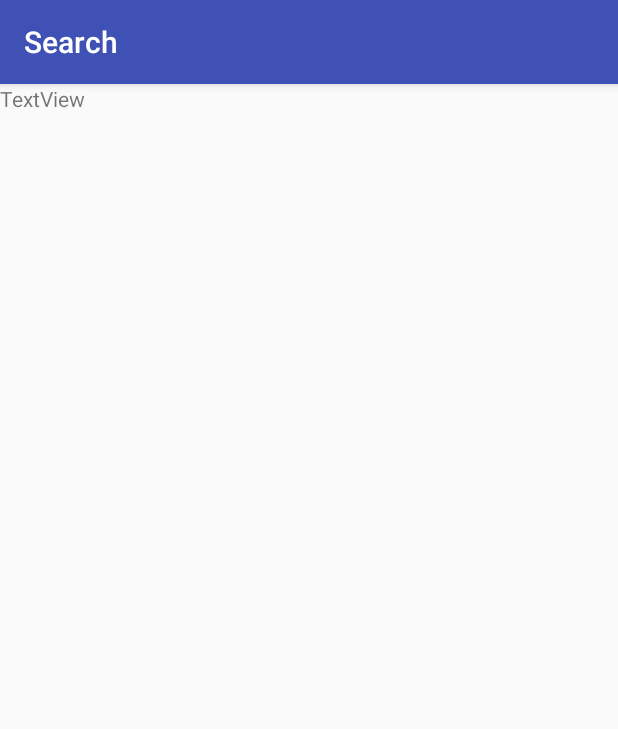
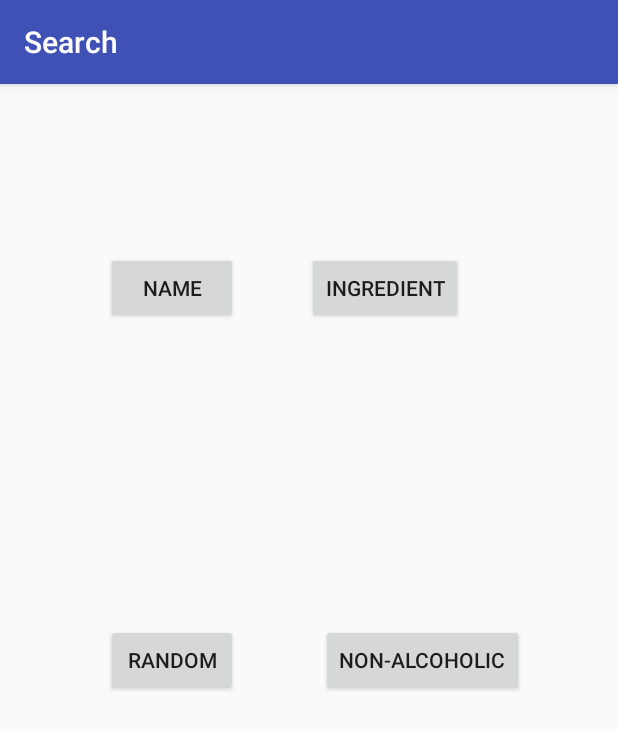
Before and after one commit to ryankwteo/MP7, an Android app: the SearchActivity screen opened directly, with no data from a screen before it, on a phone screen of 412 x 824 dp. Shown: the top 729 px of the screen. Run offline under Robolectric (Android 15) with nearby library versions, the phone set to English and light mode, and no system bars; our stand-ins replace Volley.

Commit message:
Added stuff that doesn't work.

```diff
--- a/app/build.gradle
+++ b/app/build.gradle
@@ -25,4 +25,6 @@ dependencies {
     testImplementation 'junit:junit:4.12'
     androidTestImplementation 'com.android.support.test:runner:1.0.1'
     androidTestImplementation 'com.android.support.test.espresso:espresso-core:3.0.1'
+    implementation 'com.android.volley:volley:1.0.0'
+    implementation 'com.google.code.gson:gson:2.8.1'
 }
--- a/app/src/main/res/layout/activity_cocktail.xml
+++ b/app/src/main/res/layout/activity_cocktail.xml
@@ -43,7 +43,7 @@
         app:layout_constraintVertical_bias="0.152" />
 
     <TextView
-        android:id="@+id/textView4"
+        android:id="@+id/instructionsCocktail"
         android:layout_width="245dp"
         android:layout_height="72dp"
         android:text="Instruction : "
--- a/app/src/main/res/layout/activity_search.xml
+++ b/app/src/main/res/layout/activity_search.xml
@@ -5,9 +5,48 @@
     android:layout_width="match_parent"
     android:layout_height="match_parent">
 
-    <TextView
-        android:id="@+id/textView"
+    <Button
+        android:id="@+id/nameSearch"
         android:layout_width="wrap_content"
         android:layout_height="wrap_content"
-        android:text="TextView" />
+        android:onClick="searchByName"
+        android:text="Name"
+        app:layout_constraintBaseline_toBaselineOf="@+id/button5"
+        app:layout_constraintEnd_toEndOf="@+id/button4"
+        app:layout_constraintStart_toStartOf="@+id/button4" />
+
+    <Button
+        android:id="@+id/button3"
+        android:layout_width="wrap_content"
+        android:layout_height="wrap_content"
+        android:layout_marginEnd="8dp"
+        android:layout_marginRight="8dp"
+        android:text="Non-alcoholic"
+        app:layout_constraintBaseline_toBaselineOf="@+id/button4"
+        app:layout_constraintEnd_toEndOf="parent"
+        app:layout_constraintStart_toEndOf="@+id/button4" />
+
+    <Button
+        android:id="@+id/button4"
+        android:layout_width="wrap_content"
+        android:layout_height="wrap_content"
+        android:layout_marginLeft="16dp"
+        android:layout_marginStart="16dp"
+        android:text="Random"
+        app:layout_constraintBottom_toBottomOf="parent"
+        app:layout_constraintEnd_toStartOf="@+id/button3"
+        app:layout_constraintStart_toStartOf="parent"
+        app:layout_constraintTop_toTopOf="parent" />
+
+    <Button
+        android:id="@+id/button5"
+        android:layout_width="wrap_content"
+        android:layout_height="wrap_content"
+        android:layout_marginLeft="46dp"
+        android:layout_marginStart="46dp"
+        android:layout_marginTop="112dp"
+        android:text="Ingredient"
+        app:layout_constraintStart_toEndOf="@+id/nameSearch"
+        app:layout_constraintTop_toTopOf="parent" />
+
 </android.support.constraint.ConstraintLayout>
```
Also changed, not shown: app/src/main/java/edu/illinois/cs/cs125/mp7/CocktailActivity.java (+26 -0 lines), app/src/main/java/edu/illinois/cs/cs125/mp7/SearchActivity.java (+75 -0 lines).
